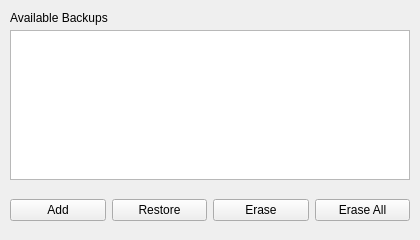
First picture: the form in src/qt/ui/backupdialog.ui, repository jonasschnelli/dbb-app, before the edit.
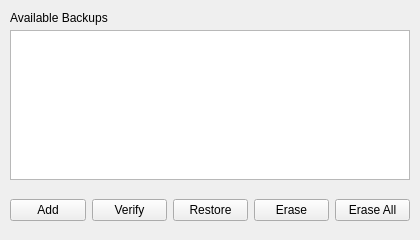
Second picture: the form after the edit.

Commit message: Add feature to verify a backup file

What changed in the file:
```diff
--- a/src/qt/ui/backupdialog.ui
+++ b/src/qt/ui/backupdialog.ui
@@ -53,6 +53,13 @@
       </property>
      </widget>
     </item>
+    <item>
+     <widget class="QPushButton" name="verifyButton">
+      <property name="text">
+       <string>Verify</string>
+      </property>
+     </widget>
+    </item>
     <item>
      <widget class="QPushButton" name="restoreButton">
       <property name="text">
```
The commit also changes 4 other files.
